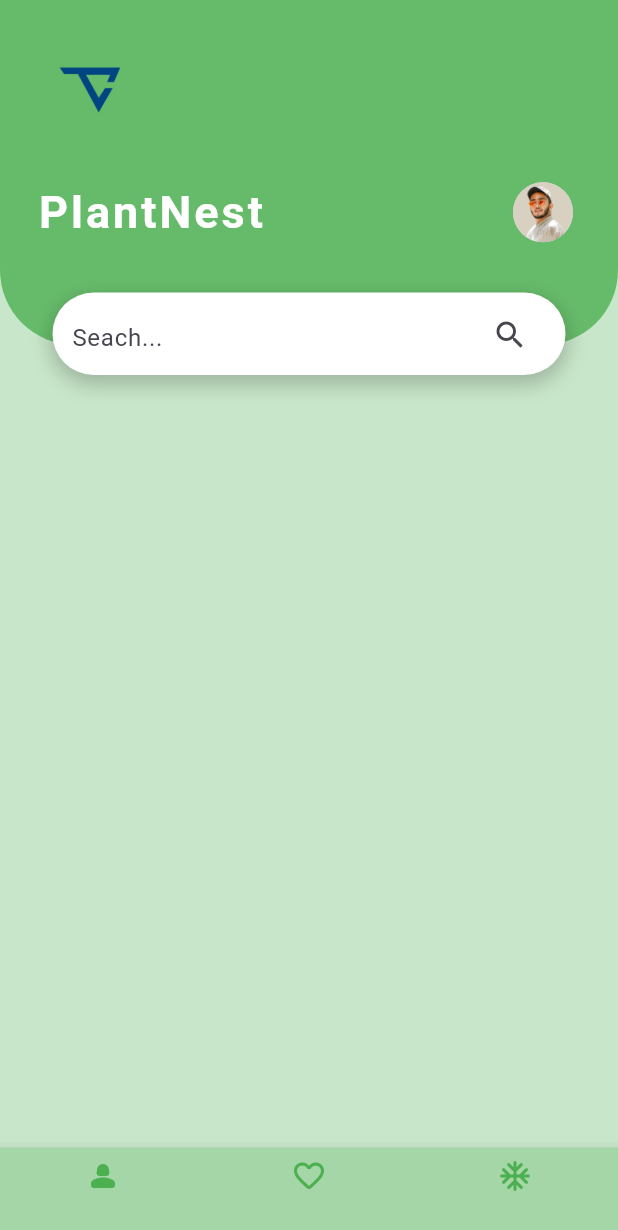
After one commit to MaazBinNaimat/flutter_assignments, a Flutter app: the screen it shows after launch, on a phone screen of 412 x 824 dp. The commit adds this screen. Shown: the top 1230 px of the screen. Run offline on Flutter 3.47's test engine with Material 3 defaults, Android fonts, the phone set to English and light mode, and no system bars.

Commit message:
UniShop 1st Assignment Complete

```diff
--- /dev/null
+++ b/lib/Plantnest/homePage.dart
@@ -0,0 +1,126 @@
+import 'package:flutter/material.dart';
+
+class homePage extends StatefulWidget {
+  const homePage({super.key});
+
+  @override
+  State<homePage> createState() => _homePageState();
+}
+
+class _homePageState extends State<homePage> {
+  @override
+  Widget build(BuildContext context) {
+    Size size = MediaQuery.of(context).size;
+
+    return SafeArea(
+      child: Scaffold(
+        //   BackGround Color
+        backgroundColor: Colors.green.shade100,
+
+        //   Bottom Navigation Bar
+        bottomNavigationBar: BottomNavigationBar(
+          backgroundColor: Colors.green.shade200,
+          items: [
+            BottomNavigationBarItem(
+                icon: Icon(
+                  Icons.person_2_rounded,
+                  color: Colors.green,
+                ),
+                label: ''),
+            BottomNavigationBarItem(
+                icon: Icon(
+                  Icons.favorite_border_rounded,
+                  color: Colors.green,
+                ),
+                label: ''),
+            BottomNavigationBarItem(
+                icon: Icon(
+                  Icons.ac_unit_rounded,
+                  color: Colors.green,
+                ),
+                label: ''),
+          ],
+        ),
+        body: SingleChildScrollView(
+          child: Column(
+            children: [
+              Stack(
+                children: [
+                  ClipRRect(
+                    borderRadius: BorderRadius.only(
+                        bottomLeft: Radius.circular(50),
+                        bottomRight: Radius.circular(50)),
+                    child: Container(
+                      height: 230,
+                      width: double.maxFinite,
+                      color: Colors.green.shade400,
+                    ),
+                  ),
+                  Padding(
+                    padding: const EdgeInsets.all(10.0),
+                    child: Image.asset(
+                      'assets/images/logo-02.png',
+                      width: 100,
+                    ),
+                  ),
+                  Padding(
+                    padding: EdgeInsets.only(top: 120, left: 25, right: 30),
+                    child: Row(
+                      mainAxisAlignment: MainAxisAlignment.spaceBetween,
+                      children: [
+                        Text(
+                          'PlantNest',
+                          style: TextStyle(
+                              fontSize: 30,
+                              color: Colors.white,
+                              fontWeight: FontWeight.bold,
+                              letterSpacing: 2),
+                        ),
+                        CircleAvatar(
+                          child: ClipRRect(
+                            borderRadius: BorderRadius.circular(100),
+                            child: Image.asset('assets/images/pr1.png'),
+                          ),
+                        )
+                      ],
+                    ),
+                  ),
+                  Padding(
+                    padding: EdgeInsets.only(top: 195, left: 35, right: 35),
+                    child: Container(
+                      height: 55,
+                      width: double.maxFinite,
+                      decoration: BoxDecoration(
+                        color: Colors.white,
+                        borderRadius: BorderRadius.circular(40),
+                        boxShadow: [BoxShadow(
+                          color: Colors.black.withOpacity(0.2),
+                          spreadRadius: 2,
+                          blurRadius: 10,
+                          offset: Offset(0, 5),
+                        )]
+                      ),
+                      child: Padding(
+                        padding: EdgeInsets.symmetric(horizontal: 13.0, vertical: 8.5),
+                        child: TextFormField(
+                          decoration: InputDecoration(
+                            hintText: 'Seach...',
+                            hoverColor: Colors.black,
+                            border: InputBorder.none,
+                            suffixIcon: IconButton(onPressed: (){
+                              print('Search button pressed');
+                            }, icon: Icon(Icons.search), ),
+                          ),
+                        ),
+                      ),
+                    ),
+                  )
+                ],
+              )
+            ],
+          ),
+        ),
+      ),
+    );
+  }
+}
--- a/lib/main.dart
+++ b/lib/main.dart
@@ -1,5 +1,7 @@
 import 'package:flutter/material.dart';
 import 'listView.dart';
+import 'Plantnest/homePage.dart';
+
 void main() {
   runApp(const MyApp());
 }
@@ -10,9 +12,12 @@ class MyApp extends StatelessWidget {
   @override
   Widget build(BuildContext context) {
     return MaterialApp(
-
+      title: 'Plantnest',
+      theme: ThemeData(
+        primarySwatch: Colors.green,
+      ),
       debugShowCheckedModeBanner: false,
-      home: listView(),
+      home: homePage(),
     );
 
   }
```
Also changed, not shown: assets/images/logo-02.png (added).
